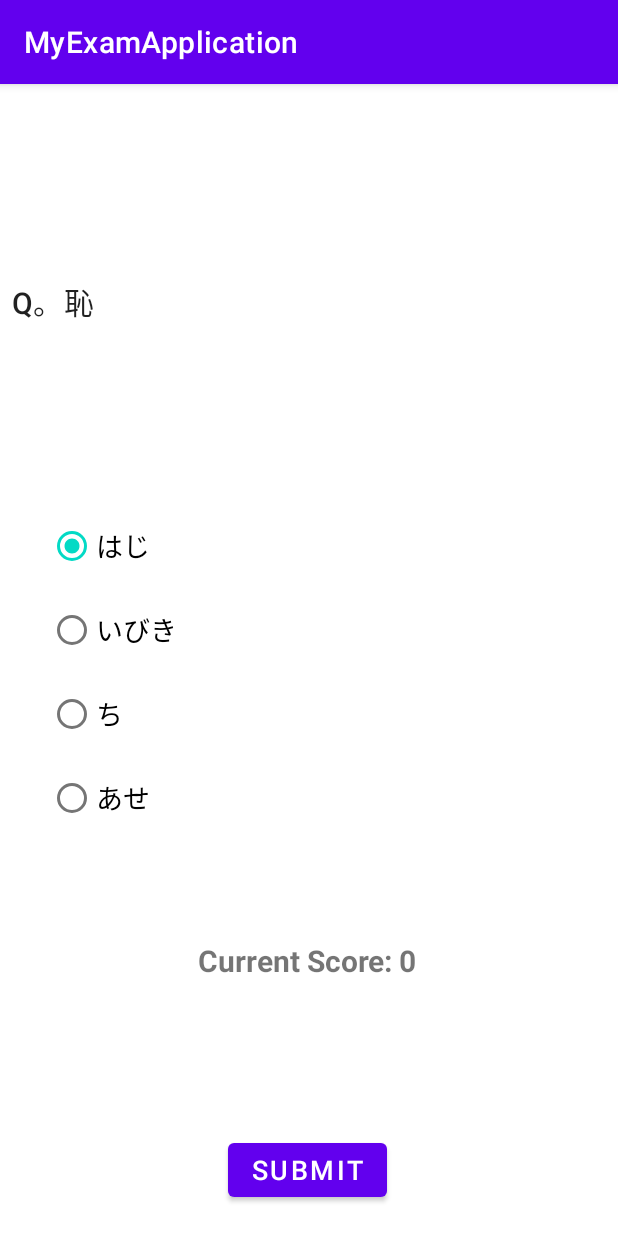
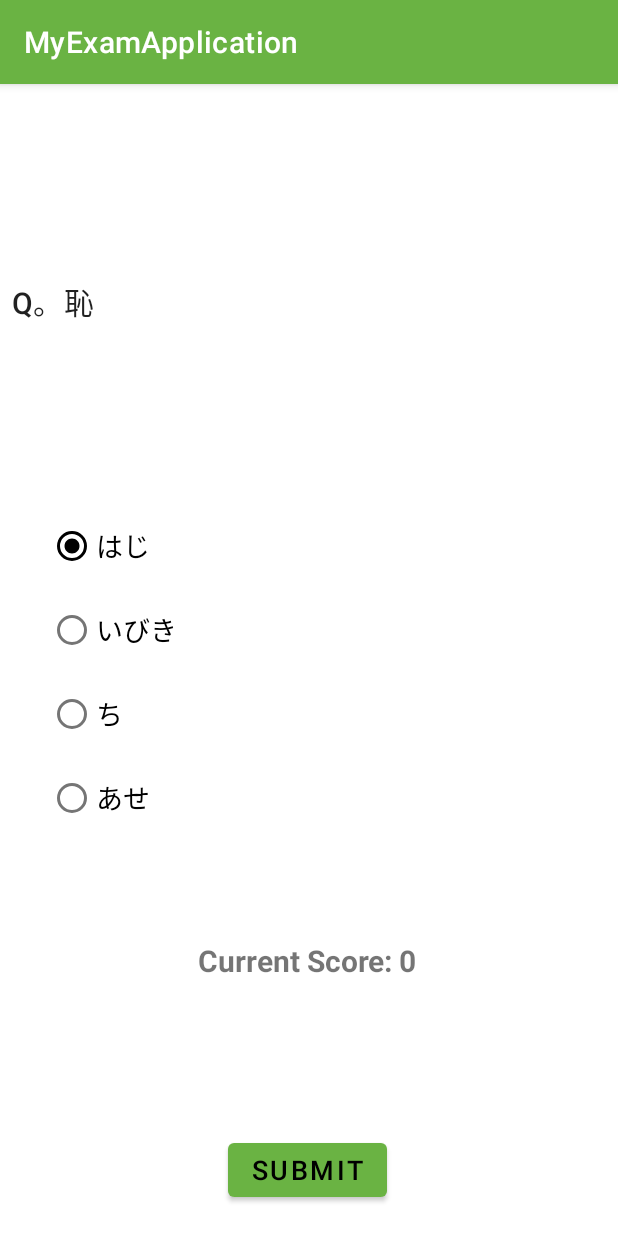
Before and after one commit to ayemyatmm/MyExamApplication, an Android app: the ExamsFragment screen opened through its navigation route, on a phone screen of 412 x 824 dp. Run offline under Robolectric (Android 15) with nearby library versions, the phone set to English and light mode, and no system bars; our stand-ins replace data binding; 3 statements that could not run were skipped.

```diff
--- a/app/build.gradle
+++ b/app/build.gradle
@@ -52,4 +52,9 @@ dependencies {
     implementation"androidx.navigation:navigation-fragment-ktx:$navigation_version"
     implementation "androidx.navigation:navigation-ui-ktx:$navigation_version"
     implementation 'com.google.android.material:material:1.2.0'
+    implementation 'androidx.preference:preference-ktx:1.1.0-rc01'
+    implementation 'com.firebaseui:firebase-ui-auth:5.0.0'
+    implementation 'androidx.legacy:legacy-support-v4:1.0.0'
 }
+
+apply plugin: 'com.google.gms.google-services'
--- a/app/src/main/res/values/colors.xml
+++ b/app/src/main/res/values/colors.xml
@@ -1,4 +1,4 @@
-<?xml version="1.0" encoding="utf-8"?>
+<!--?xml version="1.0" encoding="UTF-8"?-->
 <resources>
   <color name="purple_200">#FFBB86FC</color>
   <color name="purple_500">#FF6200EE</color>
@@ -7,9 +7,13 @@
   <color name="teal_700">#FF018786</color>
   <color name="black">#FF000000</color>
   <color name="white">#FFFFFFFF</color>
-
+  <color name="primaryColor">#6ab343</color>
+  <color name="primaryLightColor">#9cceff</color>
+  <color name="primaryDarkColor">#266fc3</color>
+  <color name="secondaryColor">#000000</color>
+  <color name="secondaryLightColor">#d774ff</color>
+  <color name="secondaryDarkColor">#6b00c0</color>
+  <color name="primaryTextColor">#000000</color>
+  <color name="secondaryTextColor">#ffffff</color>
   <color name="black_text_color">#de000000</color>
-    <color name="colorPrimary">#008577</color>
-    <color name="colorPrimaryDark">#00574B</color>
-    <color name="colorAccent">#76BF5E</color>
 </resources>
--- a/app/src/main/res/values/dimens.xml
+++ b/app/src/main/res/values/dimens.xml
@@ -12,4 +12,6 @@
     <dimen name="answer_text_size">18sp</dimen>
     <dimen name="question_text_size">30sp</dimen>
     <dimen name="question_title_size">25sp</dimen>
+    <dimen name="text_margin">20dp</dimen>
+    <dimen name="text_padding">10dp</dimen>
 </resources>
--- a/app/src/main/res/values/styles.xml
+++ b/app/src/main/res/values/styles.xml
@@ -6,8 +6,4 @@
         <item name="android:textColor">@android:color/black</item>
         <item name="android:textSize">@dimen/text_size</item>
     </style>
-    <style name="TextAppearance.CustomHeadline6" parent="TextAppearance.MaterialComponents.Headline6">
-        <item name="android:textSize">18sp</item>
-        <item name="textAppearanceHeadline6">@style/TextAppearance.CustomHeadline6</item>
-    </style>
 </resources>
--- a/app/src/main/res/values/themes.xml
+++ b/app/src/main/res/values/themes.xml
@@ -2,15 +2,15 @@
     <!-- Base application theme. -->
     <style name="Theme.MyExamApplication" parent="Theme.MaterialComponents.DayNight.DarkActionBar">
         <!-- Primary brand color. -->
-        <item name="colorPrimary">@color/purple_500</item>
-        <item name="colorPrimaryVariant">@color/purple_700</item>
-        <item name="colorOnPrimary">@color/white</item>
-        <!-- Secondary brand color. -->
-        <item name="colorSecondary">@color/teal_200</item>
-        <item name="colorSecondaryVariant">@color/teal_700</item>
-        <item name="colorOnSecondary">@color/black</item>
+        <item name="colorPrimary">@color/primaryColor</item>
+        <item name="colorPrimaryDark">@color/primaryDarkColor</item>
+        <item name="colorPrimaryVariant">@color/primaryLightColor</item>
+        <item name="colorOnPrimary">@color/primaryTextColor</item>
+        <item name="colorSecondary">@color/secondaryColor</item>
+        <item name="colorSecondaryVariant">@color/secondaryDarkColor</item>
+        <item name="colorOnSecondary">@color/secondaryTextColor</item>
         <!-- Status bar color. -->
-        <item name="android:statusBarColor" tools:targetApi="l">?attr/colorPrimaryVariant</item>
+<!--        <item name="android:statusBarColor" tools:targetApi="l">?attr/colorPrimaryVariant</item>-->
         <!-- Customize your theme here. -->
     </style>
 </resources>
--- a/build.gradle
+++ b/build.gradle
@@ -10,6 +10,7 @@ buildscript {
         classpath "com.android.tools.build:gradle:4.1.1"
         classpath "org.jetbrains.kotlin:kotlin-gradle-plugin:$kotlin_version"
         classpath "androidx.navigation:navigation-safe-args-gradle-plugin:2.3.0"
+        classpath 'com.google.gms:google-services:4.2.0'
         // NOTE: Do not place your application dependencies here; they belong
         // in the individual module build.gradle files
     }
```
Also changed, not shown: app/src/main/res/values/strings.xml (+12 -5 lines). Lines whose indentation alone changed are shown as unchanged.
